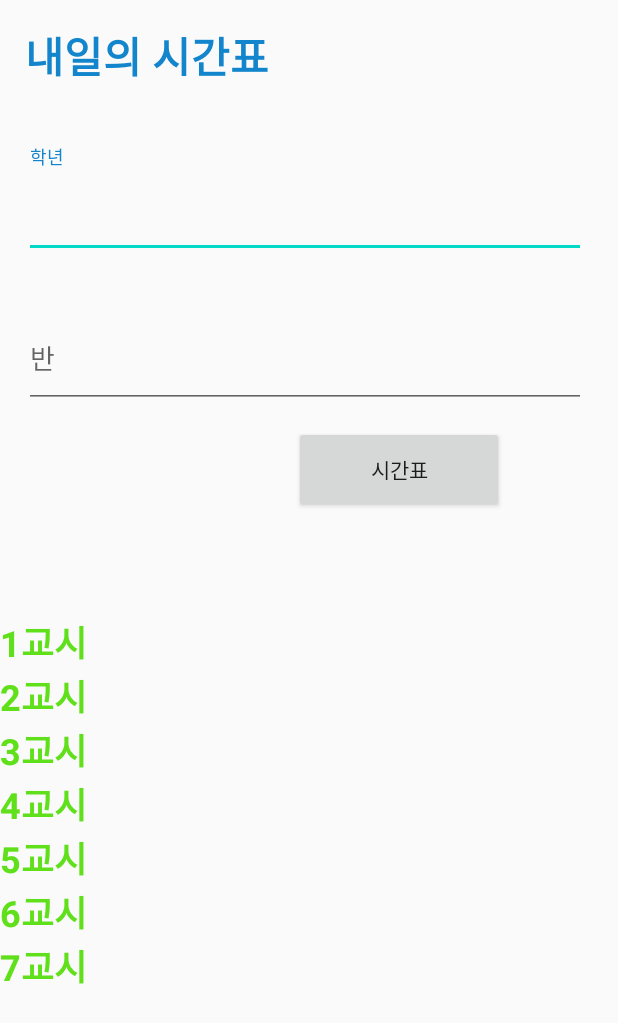
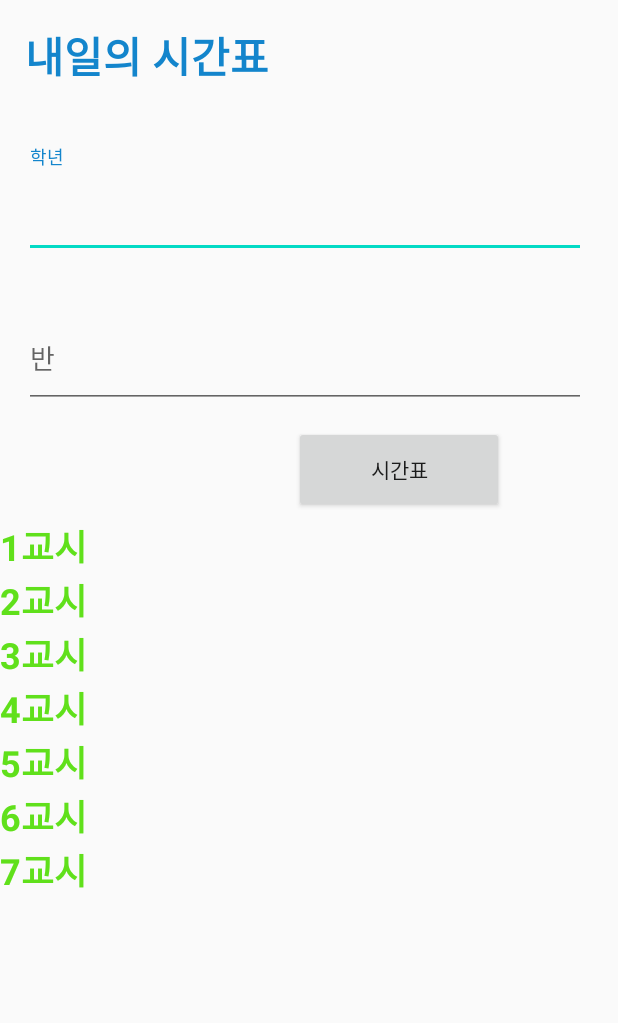
Before and after one commit to kimjw2003/ProjectSchool, an Android app: the layout fragment_time.xml on its own in the app's theme, with its tools: preview values and no code run, on a phone screen of 412 x 824 dp. Shown: the top 1023 px of the screen. Run offline under Robolectric (Android 15) with nearby library versions, the phone set to English and light mode, and no system bars.

Commit message:
[ADD] 조건

```diff
--- a/app/src/main/java/com/example/projectschool/fragment/TimeFragment.kt
+++ b/app/src/main/java/com/example/projectschool/fragment/TimeFragment.kt
@@ -25,6 +25,9 @@ class TimeFragment : Fragment() {
                 Toast.makeText(activity!!.applicationContext, "학년/반을 적어주세요", Toast.LENGTH_SHORT).show()
             }else{
             getTomorrowTime(view)
+            }
+            if(view.grade_Et.text.toString() > "3" || view.grade_Et.text.toString() < "1" || view.class_Et.text.toString() > "3" || view.class_Et.text.toString() < "1"){
+                Toast.makeText(activity!!.applicationContext, "학년/반을 맞게 입력해 주세요", Toast.LENGTH_SHORT).show()
             }
         }
 
--- a/app/src/main/res/layout/fragment_time.xml
+++ b/app/src/main/res/layout/fragment_time.xml
@@ -79,7 +79,7 @@
         android:id="@+id/first_class"
         android:layout_width="match_parent"
         android:layout_height="wrap_content"
-        android:layout_marginTop="68dp"
+        android:layout_marginTop="4dp"
         android:text="1교시"
         android:textColor="#60e01b"
         android:textSize="24sp"
```
